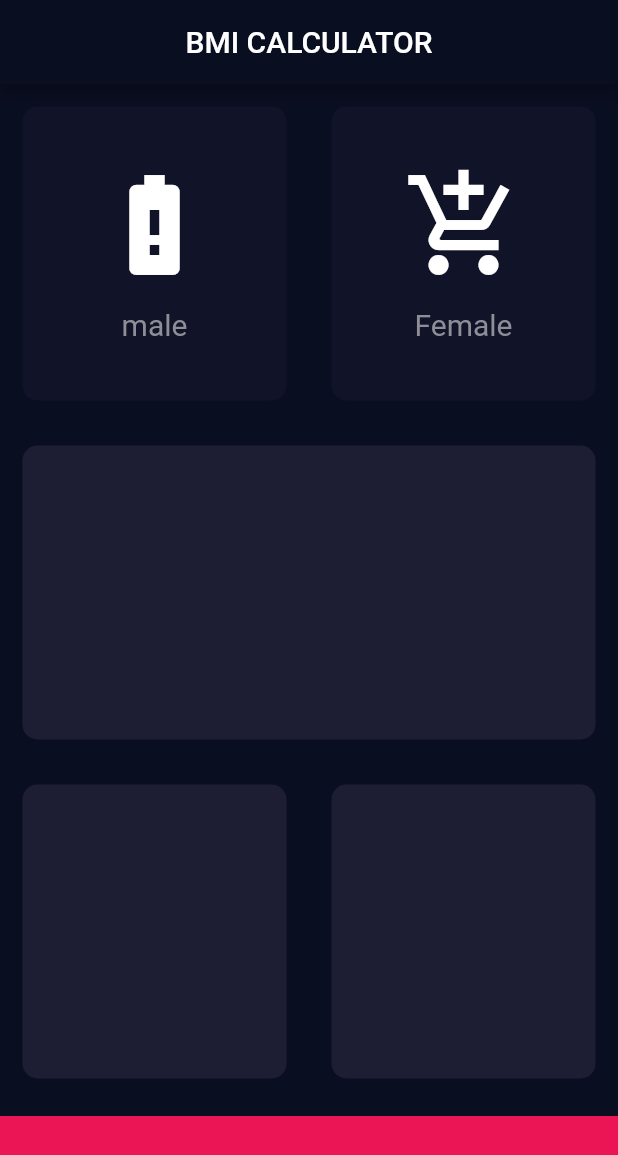
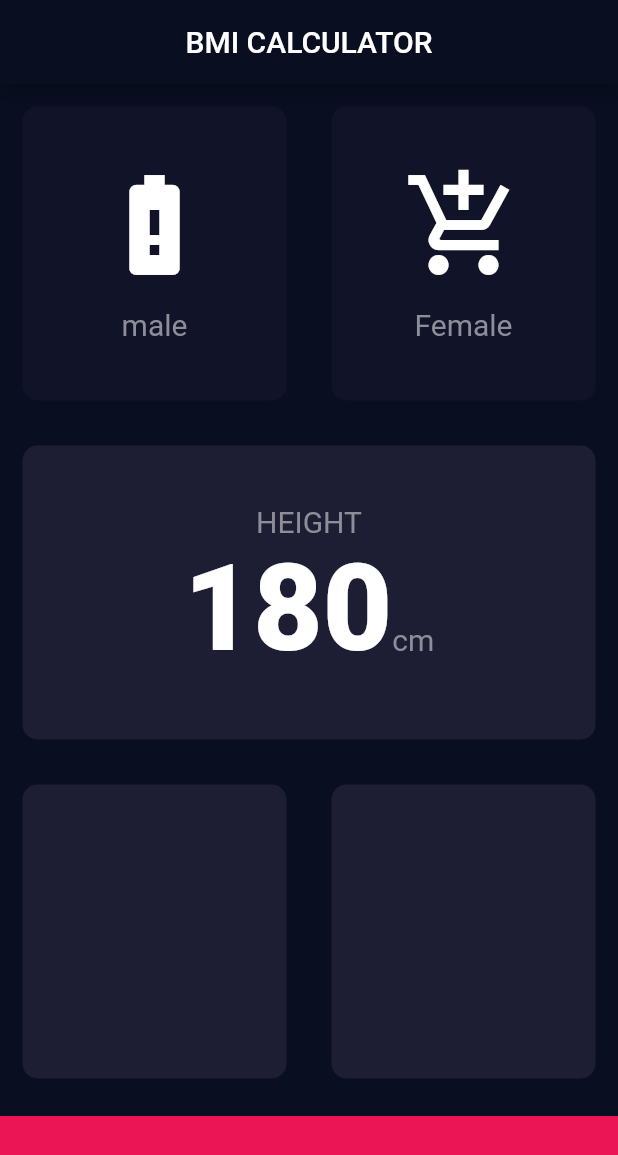
Before and after one commit to aximilli1212/flutter-googles, a Flutter app: the screen it shows after launch, on a phone screen of 412 x 824 dp. Shown: the top 1155 px of the screen. Run offline on Flutter 3.47's test engine with Material 2 defaults, Android fonts, the phone set to English and light mode, and no system bars; our stand-ins replace audioplayers, rflutter_alert.

Commit message:
align center all height card stuff

```diff
--- a/bmi_calculator/lib/constants.dart
+++ b/bmi_calculator/lib/constants.dart
@@ -8,3 +8,7 @@ const kLabelTextStyle = TextStyle(
   fontSize: 20.0,
   color: Color(0xFF8D8E98),
 );
+const kHeavyTextStyle= TextStyle(
+  fontSize: 80.0,
+  fontWeight: FontWeight.w900,
+);
--- a/bmi_calculator/lib/input_page.dart
+++ b/bmi_calculator/lib/input_page.dart
@@ -29,6 +29,7 @@ class _InputPageState extends State<InputPage> {
         title: Center(child: Text('BMI CALCULATOR')),
       ),
       body: Column(
+        crossAxisAlignment: CrossAxisAlignment.stretch,
           children: <Widget>[
           Expanded(
             child: Row(
@@ -68,6 +69,30 @@ class _InputPageState extends State<InputPage> {
             Expanded(
               child: ReuseableCard(
                 colour: Color(0XFF1D1E33),
+                 cardChild: Column(
+                   mainAxisAlignment: MainAxisAlignment.center,
+                   children: <Widget>[
+                     Text(
+                       "HEIGHT",
+                       style: kLabelTextStyle,
+                     ),
+                     Row(
+                       mainAxisAlignment: MainAxisAlignment.center,
+                       crossAxisAlignment: CrossAxisAlignment.baseline,
+                       textBaseline: TextBaseline.alphabetic,
+                       children: <Widget>[
+                         Text(
+                           '180',
+                           style: kHeavyTextStyle,
+                         ),
+                         Text(
+                           'cm',
+                           style: kLabelTextStyle,
+                         ),
+                       ],
+                     ),
+                   ],
+                 ),
               ),
             ),
             Expanded(
```
